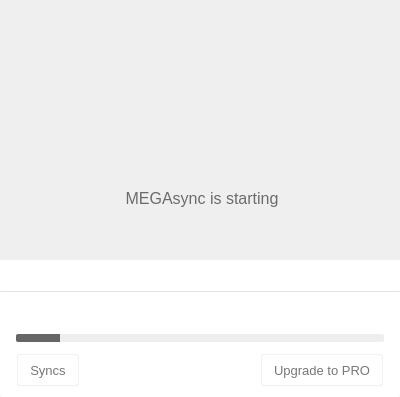
meganz/MEGAsync, file src/MEGASync/gui/macx/InfoDialog.ui: the form before one commit.
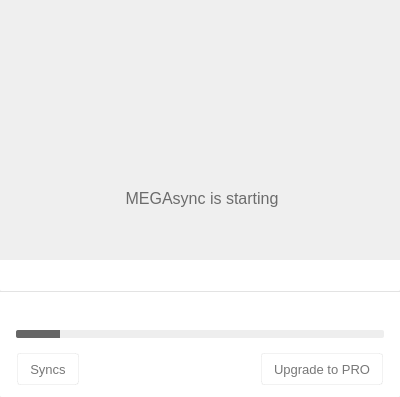
The form after the commit. Icons and pictures are not drawn. Custom widgets are drawn as their Qt base class.

Commit message: Fix height issue

What changed in the file:
```diff
--- a/src/MEGASync/gui/macx/InfoDialog.ui
+++ b/src/MEGASync/gui/macx/InfoDialog.ui
@@ -1827,13 +1827,13 @@
         <property name="minimumSize">
          <size>
           <width>0</width>
-          <height>45</height>
+          <height>55</height>
          </size>
         </property>
         <property name="maximumSize">
          <size>
           <width>16777215</width>
-          <height>45</height>
+          <height>55</height>
          </size>
         </property>
         <layout class="QHBoxLayout" name="horizontalLayout_2">
```
